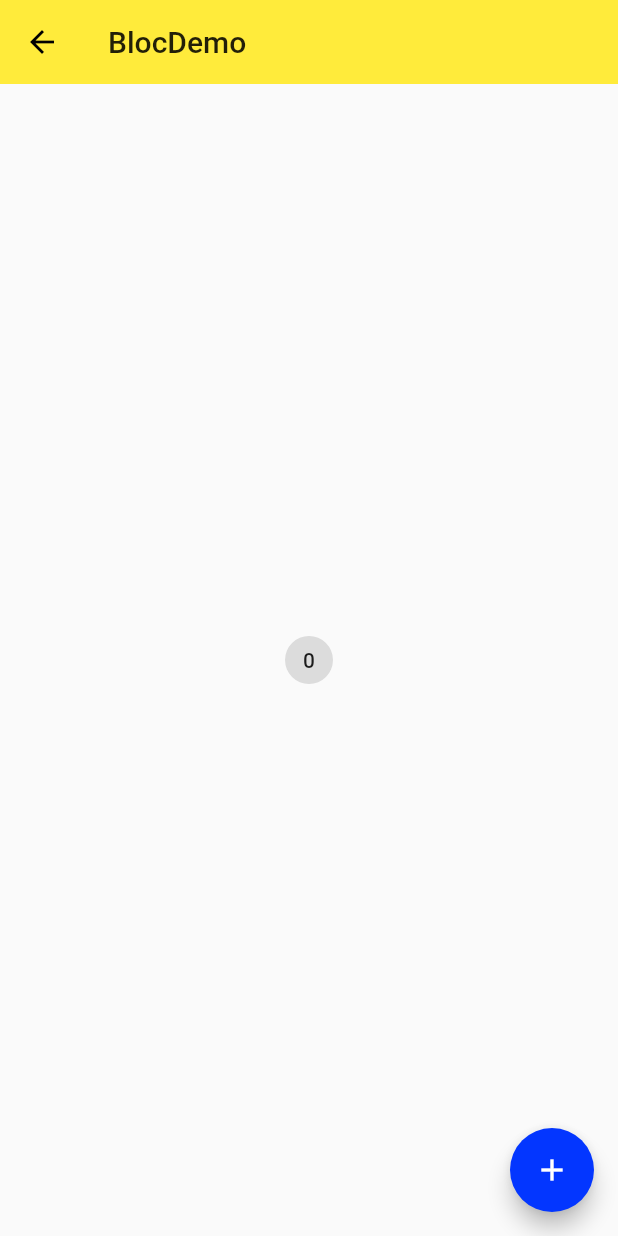
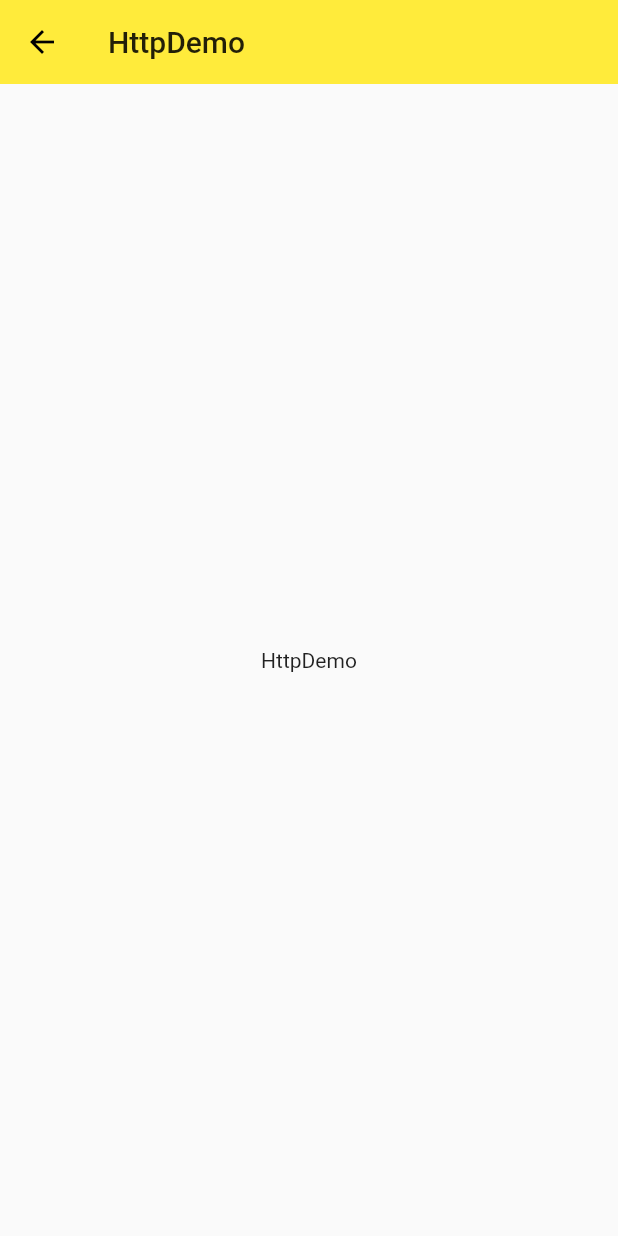
Before and after one commit to XYXiaoYuan/flutter_study, a Flutter app: the screen it shows after launch, on a phone screen of 412 x 824 dp. Run offline on Flutter 3.47's test engine with Material 2 defaults, Android fonts, the phone set to English and light mode, and no system bars; our stand-ins replace rxdart.

Commit message:
安装http库

```diff
--- /dev/null
+++ b/flutter_study/lib/demo/http/http_demo.dart
@@ -0,0 +1,16 @@
+import 'package:flutter/material.dart';
+
+class HttpDemo extends StatelessWidget {
+  @override
+  Widget build(BuildContext context) {
+    return Scaffold(
+      appBar: AppBar(
+        title: Text('HttpDemo'),
+        elevation: 0.0
+      ),
+      body: Center(
+        child: Text('HttpDemo'),
+      ),
+    );
+  }
+}
--- a/flutter_study/lib/main.dart
+++ b/flutter_study/lib/main.dart
@@ -1,6 +1,7 @@
 import 'package:flutter/material.dart';
 import 'demo/basic_demo.dart';
 import 'demo/bloc/bloc_demo.dart';
+import 'demo/http/http_demo.dart';
 import 'demo/layout_demo.dart';
 import 'demo/listview_demo.dart';
 import 'demo/bottom_navigation_bar_demo.dart';
@@ -21,10 +22,10 @@ class MyApp extends StatelessWidget {
     return MaterialApp(
         debugShowCheckedModeBanner: false,
         // home: Home(),
-        initialRoute: '/bloc',
+        initialRoute: '/http',
         routes: {
           '/': (context) => Home(),
-          '/bloc': (context) => BlocDemo()
+          '/http': (context) => HttpDemo()
         },
         theme: ThemeData(
           primaryColor: Colors.yellow,
--- a/flutter_study/pubspec.yaml
+++ b/flutter_study/pubspec.yaml
@@ -22,6 +22,7 @@ dependencies:
   intl: 0.15.7
   scoped_model: ^0.3.0
   rxdart: ^0.18.1
+  http: ^0.12.0+4
   # The following adds the Cupertino Icons font to your application.
   # Use with the CupertinoIcons class for iOS style icons.
   cupertino_icons: ^0.1.2
```
